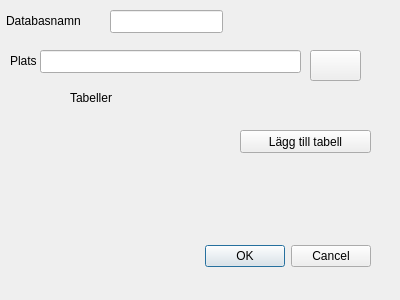
Qt form startwindow.ui (MrClaso/RoomDBWizard) before a commit.
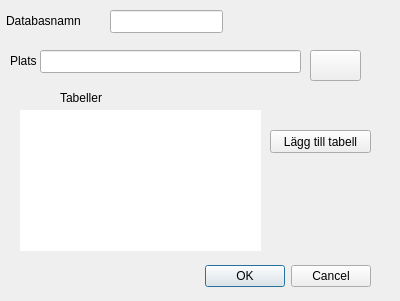
The same form after that commit. Icons and pictures are not drawn.

Commit message: Fixed white table background. Proper table layout

Diff of the .ui file:
```diff
--- a/startwindow.ui
+++ b/startwindow.ui
@@ -7,7 +7,7 @@
     <x>0</x>
     <y>0</y>
     <width>400</width>
-    <height>300</height>
+    <height>301</height>
    </rect>
   </property>
   <property name="windowTitle">
@@ -17,7 +17,7 @@
    <property name="geometry">
     <rect>
      <x>30</x>
-     <y>240</y>
+     <y>260</y>
      <width>341</width>
      <height>32</height>
     </rect>
@@ -55,9 +55,9 @@
   <widget class="QPushButton" name="pushButton">
    <property name="geometry">
     <rect>
-     <x>240</x>
+     <x>270</x>
      <y>130</y>
-     <width>131</width>
+     <width>101</width>
      <height>23</height>
     </rect>
    </property>
@@ -68,7 +68,7 @@
   <widget class="QLabel" name="label_2">
    <property name="geometry">
     <rect>
-     <x>70</x>
+     <x>60</x>
      <y>90</y>
      <width>57</width>
      <height>15</height>
@@ -125,36 +125,25 @@
   <widget class="QWidget" name="widget" native="true">
    <property name="geometry">
     <rect>
-     <x>60</x>
+     <x>20</x>
      <y>110</y>
-     <width>171</width>
-     <height>131</height>
+     <width>241</width>
+     <height>141</height>
     </rect>
    </property>
+   <property name="styleSheet">
+    <string notr="true">background-color: rgb(255, 255, 255);</string>
+   </property>
    <widget class="QWidget" name="verticalLayoutWidget">
     <property name="geometry">
      <rect>
       <x>0</x>
       <y>0</y>
-      <width>171</width>
-      <height>131</height>
+      <width>241</width>
+      <height>141</height>
      </rect>
     </property>
-    <layout class="QVBoxLayout" name="verticalLayout">
-     <item>
-      <spacer name="verticalSpacer">
-       <property name="orientation">
-        <enum>Qt::Vertical</enum>
-       </property>
-       <property name="sizeHint" stdset="0">
-        <size>
-         <width>20</width>
-         <height>40</height>
-        </size>
-       </property>
-      </spacer>
-     </item>
-    </layout>
+    <layout class="QVBoxLayout" name="verticalLayout"/>
    </widget>
   </widget>
  </widget>
```
Left out of the diff: 2 changed lines with no effect on the pictures. The commit also changes 3 other files.
